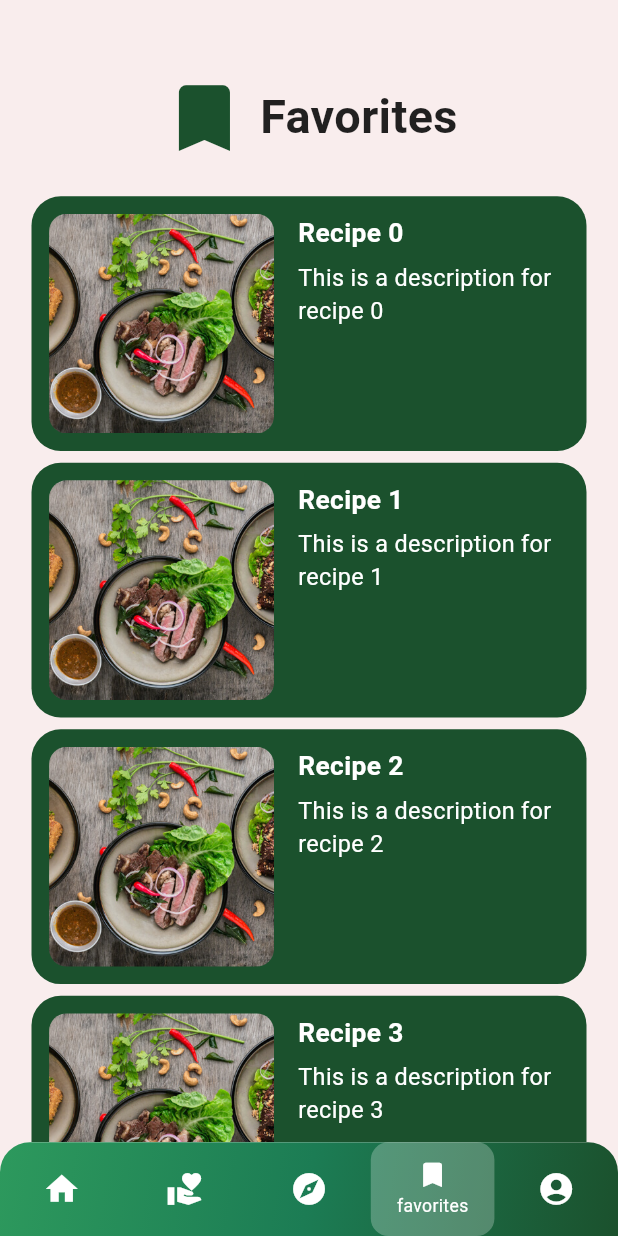
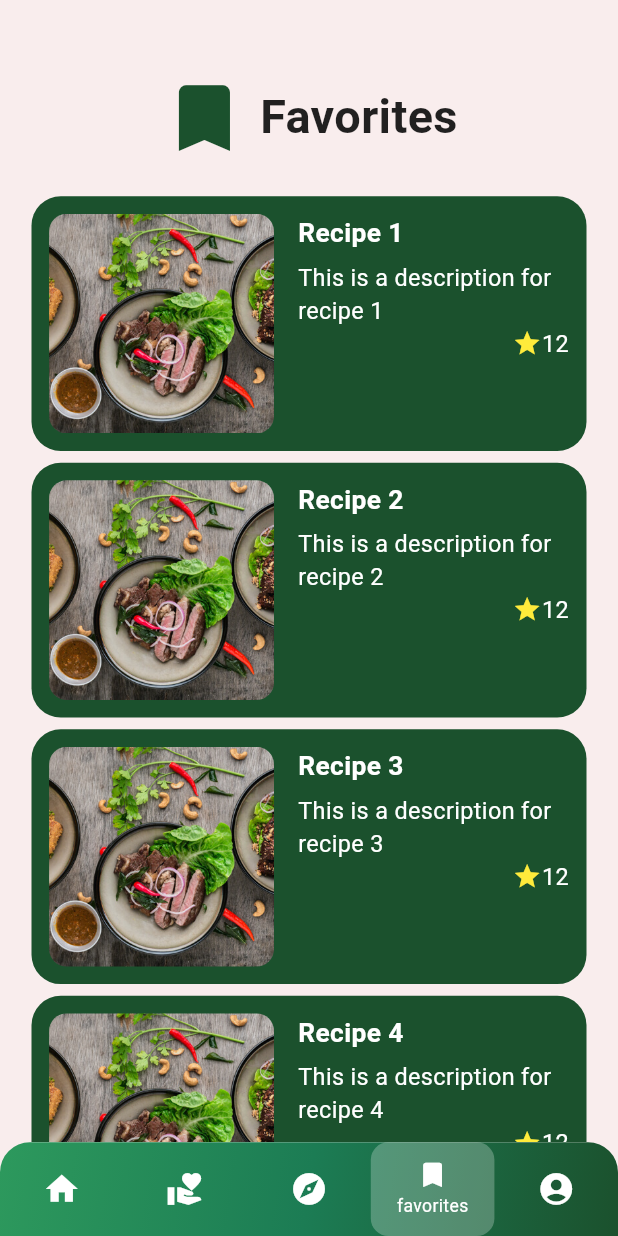
Before and after one commit to Abzoty/heal_meals_flutter, a Flutter app: the FavoritesPage screen opened by its route, on a phone screen of 412 x 824 dp. Run offline on Flutter 3.47's test engine with Material 3 defaults, Android fonts, the phone set to English and light mode, and no system bars; our stand-ins replace flutter_screenutil, flutter_secure_storage, shared_preferences; accounts and stored records are empty; network calls fail.

Commit message:
add stars to recipe cards and dynamic recipe and how=me page data from real endpoints and some fixes to the api client to be more dynamic  and use tokens

```diff
--- a/lib/core/API/endpoints.dart
+++ b/lib/core/API/endpoints.dart
@@ -3,5 +3,6 @@ class Endpoints {
   static const String getUser = 'https://dummyjson.com/c/fdda-0b1c-4bde-bbee';
   static const String signUp = '';
   static const String signIn = '';
-  static const String getSpecificRecipe = 'https://dummyjson.com/c/cae7-d4f6-4133-9b4c';
+  static const String getSpecificRecipe = 'https://abzoty.wiremockapi.cloud/recipe/';
+  static const String getAllRecipes = 'https://abzoty.wiremockapi.cloud/recipes';
 }
--- a/lib/core/routing/routes.dart
+++ b/lib/core/routing/routes.dart
@@ -4,9 +4,9 @@ import 'package:heal_meals/features/home/ui/pages/donation_page.dart';
 import 'package:heal_meals/features/home/ui/pages/favorites_page.dart';
 import 'package:heal_meals/features/home/ui/pages/health_profile_page.dart';
 import 'package:heal_meals/features/home/ui/pages/home_page.dart';
-import 'package:heal_meals/features/home/ui/pages/recipe_page.dart';
 import 'package:heal_meals/features/auth/ui/pages/sign_up_page.dart';
 import 'package:heal_meals/features/auth/ui/pages/sign_in_page.dart';
+import 'package:heal_meals/features/home/ui/pages/recipe_page.dart';
 import 'package:heal_meals/features/home/ui/pages/start_screen.dart';
 import 'package:heal_meals/features/home/ui/widgets/testing_page.dart';
 import 'package:heal_meals/features/home/ui/pages/profile_page.dart';
--- a/lib/features/home/data/models/recipe_model.dart
+++ b/lib/features/home/data/models/recipe_model.dart
@@ -1,4 +1,5 @@
 class Recipe {
+  final String recipeId;
   final String title;
   final String description;
   final DateTime prepTime;
@@ -7,6 +8,7 @@ class Recipe {
   final List<RecipeIngredient> recipeIngredients;
 
   Recipe({
+    required this.recipeId,
     required this.title,
     required this.description,
     required this.prepTime,
@@ -17,6 +19,7 @@ class Recipe {
 
   factory Recipe.fromJson(Map<String, dynamic> json) {
     return Recipe(
+      recipeId: json['recipe_id'] ?? '',
       title: json['title'] ?? '',
       description: json['description'] ?? '',
       prepTime: DateTime.tryParse(json['prepTime'] ?? '') ?? DateTime.now(),
@@ -32,6 +35,7 @@ class Recipe {
 
   Map<String, dynamic> toJson() {
     return {
+      "recipe_id": recipeId,
       "title": title,
       "description": description,
       "prepTime": prepTime.toIso8601String(),
--- a/lib/features/home/ui/pages/discover_page.dart
+++ b/lib/features/home/ui/pages/discover_page.dart
@@ -63,6 +63,7 @@ class _DiscoverPageState extends State<DiscoverPage>
       'title': 'Grilled Chicken Salad',
       'description': 'A quick description about the recipe, and other text.',
       'stars': '9',
+      "id": "1"
     };
   });
 
--- a/lib/features/home/ui/pages/favorites_page.dart
+++ b/lib/features/home/ui/pages/favorites_page.dart
@@ -40,8 +40,10 @@ class FavoritesPage extends StatelessWidget {
                 (index) => Padding(
                   padding: EdgeInsets.symmetric(vertical: 4.h),
                   child: RecipeCard(
-                    title: 'Recipe $index',
-                    description: 'This is a description for recipe $index',
+                    title: 'Recipe ${index + 1}',
+                    id: "1",
+                    description:
+                        'This is a description for recipe ${index + 1}',
                     imageUrl: 'assets/images/food.jpg',
                     stars: 12,
                   ),
--- a/lib/features/home/ui/widgets/recipe_card.dart
+++ b/lib/features/home/ui/widgets/recipe_card.dart
@@ -1,8 +1,9 @@
 import 'package:flutter/material.dart';
 import 'package:flutter_screenutil/flutter_screenutil.dart';
-import 'package:heal_meals/core/routing/routes.dart';
+import 'package:heal_meals/features/home/ui/pages/recipe_page.dart'; // import page
 
 class RecipeCard extends StatelessWidget {
+  final String id;
   final String imageUrl;
   final String title;
   final String description;
@@ -10,7 +11,8 @@ class RecipeCard extends StatelessWidget {
 
   const RecipeCard({
     super.key,
-    required this.imageUrl,
+    required this.id,
+    this.imageUrl = 'assets/images/food.jpg',
     required this.title,
     required this.description,
     required this.stars,
@@ -20,18 +22,22 @@ class RecipeCard extends StatelessWidget {
   Widget build(BuildContext context) {
     return GestureDetector(
       onTap: () {
-        Navigator.pushNamed(context, AppRoutes.recipe);
+        Navigator.push(
+          context,
+          MaterialPageRoute(
+            builder: (_) => RecipePage(recipeId: id), // pass id
+          ),
+        );
       },
       child: Container(
-        width: 370.w, // keep width fixed if you want, but remove height
+        width: 370.w,
         padding: EdgeInsets.all(12.h),
         decoration: BoxDecoration(
-          color: const Color(0xFF1B512D), // green background
+          color: const Color(0xFF1B512D),
           borderRadius: BorderRadius.circular(20.r),
         ),
         child: Row(
-          crossAxisAlignment:
-              CrossAxisAlignment.start, // align top for multi-line text
+          crossAxisAlignment: CrossAxisAlignment.start,
           children: [
             ClipRRect(
               borderRadius: BorderRadius.circular(12.r),
@@ -64,6 +70,24 @@ class RecipeCard extends StatelessWidget {
                       color: Colors.white,
                     ),
                   ),
+                  Row(
+                    mainAxisAlignment: MainAxisAlignment.end,
+                    children: [
+                      Icon(
+                        Icons.star,
+                        size: 20.sp,
+                        color: Colors.yellow,
+                      ),
+                      Text(
+                        stars.toString(),
+                        style: TextStyle(
+                          fontSize: 16.sp,
+                          fontWeight: FontWeight.normal,
+                          color: Colors.white,
+                        ),
+                      ),
+                    ],
+                  ),
                 ],
               ),
             ),
--- a/lib/features/home/ui/widgets/results_section.dart
+++ b/lib/features/home/ui/widgets/results_section.dart
@@ -3,7 +3,7 @@ import 'package:flutter_screenutil/flutter_screenutil.dart';
 import 'package:heal_meals/features/home/ui/widgets/recipe_card.dart';
 
 class DiscoverResultsSection extends StatelessWidget {
-  final List<Map<String, String>> recipes;
+  final List<Map<String, dynamic>> recipes;
 
   const DiscoverResultsSection({super.key, required this.recipes});
 
@@ -34,6 +34,7 @@ class DiscoverResultsSection extends StatelessWidget {
             return Padding(
               padding: EdgeInsets.all(4.w),
               child: RecipeCard(
+                id: item['id']!,
                 imageUrl: item['imageUrl'] ?? '',
                 title: item['title']!,
                 description: item['description']!,
```
Also changed, not shown: lib/core/API/api_client.dart (+33 -14 lines), lib/features/home/logic/Repositories/recipe_repository.dart (+23 -3 lines), lib/features/home/ui/pages/home_page.dart (+47 -15 lines), lib/features/home/ui/pages/recipe_page.dart (+8 -13 lines), lib/features/home/ui/widgets/top_pics.dart (+30 -12 lines).
